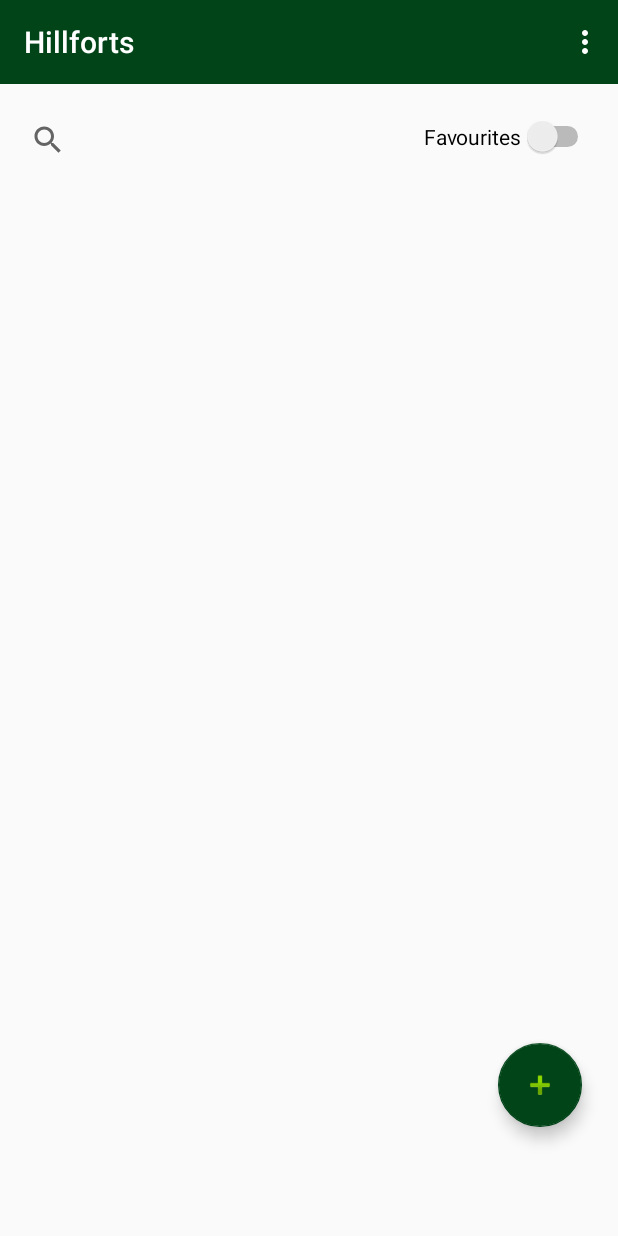
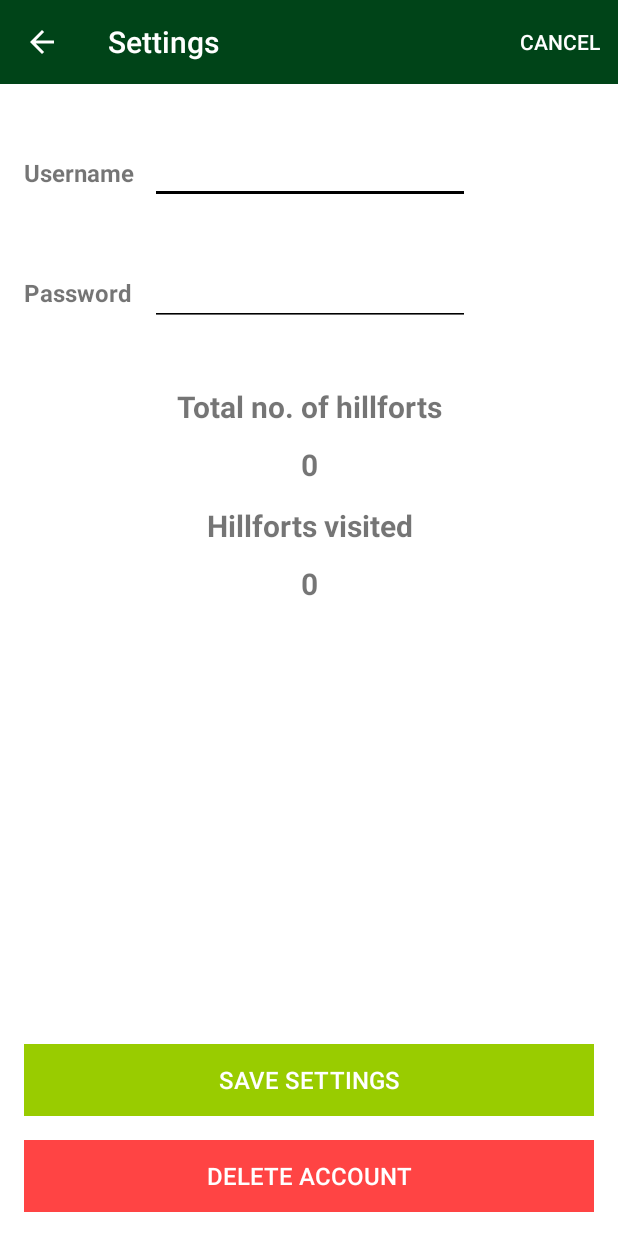
Before and after one commit to mathana96/android-hillfort, an Android app: the HillfortListView screen opened directly, with no data from a screen before it, in the options menu, after a tap on "Settings", on a phone screen of 412 x 824 dp. Run offline under Robolectric (Android 15) with nearby library versions, the phone set to English and light mode, and no system bars; our stand-ins replace Firebase (no records; nobody signed in at launch, a user with empty details on screens opened directly); libraries missing offline, so code that uses them is left out: kotlinx.coroutines.experimental; 1 statement that could not run was skipped.

Commit message:
Able to display user email
Signed-off-by: Mathana Nair Sreedaran <mathana96@gmail.com>

```diff
--- a/app/src/main/java/org/mathana/hillfort/activities/SettingsActivity.kt
+++ b/app/src/main/java/org/mathana/hillfort/activities/SettingsActivity.kt
@@ -1,43 +1,42 @@
-//package org.mathana.hillfort.activities
-//
-//import android.os.Bundle
-//import androidx.appcompat.app.AppCompatActivity
-//import android.view.Menu
-//import android.view.MenuItem
-//import kotlinx.android.synthetic.main.activity_settings.*
-//import org.jetbrains.anko.*
-//import org.mathana.hillfort.R
-//
-//import org.mathana.hillfort.main.MainApp
-//import org.mathana.hillfort.models.UserModel
-//import org.mathana.hillfort.views.hillfortlist.HillfortListView
-//
-//class SettingsActivity: AppCompatActivity(), AnkoLogger {
-//
-//
-//  lateinit var app : MainApp
-//
-//  var current_user = UserModel()
-//
-//  override fun onCreate(savedInstanceState: Bundle?) {
-//    super.onCreate(savedInstanceState)
-//    setContentView(R.layout.activity_settings)
-//
-//    app = application as MainApp
-//
-//    setSupportActionBar(toolbarSettings)
-//    supportActionBar?.setDisplayHomeAsUpEnabled(true)
-//
-//    if (intent.hasExtra("current_user")) {
-//      current_user = intent.extras.getParcelable<UserModel>("current_user")
-//      settings_username.setText(current_user.username)
+package org.mathana.hillfort.activities
+
+import android.os.Bundle
+import androidx.appcompat.app.AppCompatActivity
+import android.view.Menu
+import android.view.MenuItem
+import com.google.firebase.auth.FirebaseAuth
+import kotlinx.android.synthetic.main.activity_settings.*
+import org.jetbrains.anko.*
+import org.mathana.hillfort.R
+
+import org.mathana.hillfort.main.MainApp
+import org.mathana.hillfort.models.UserModel
+import org.mathana.hillfort.views.hillfortlist.HillfortListView
+
+class SettingsActivity: AppCompatActivity(), AnkoLogger {
+
+
+  lateinit var app : MainApp
+
+
+  val user = FirebaseAuth.getInstance().currentUser
+
+  override fun onCreate(savedInstanceState: Bundle?) {
+    super.onCreate(savedInstanceState)
+    setContentView(R.layout.activity_settings)
+
+    setSupportActionBar(toolbarSettings)
+    supportActionBar?.setDisplayHomeAsUpEnabled(true)
+
+
+
+    settings_username.setText(user!!.email)
 //      settings_password.setText(current_user.password)
 //      total_hillforts.setText(getTotalHillforts(current_user))
 //      hillforts_visited.setText(getHillfortsVisited(current_user))
 //      info("This is the logged in user: $current_user")
-//
-//    }
-//
+
+
 //    btn_save_settings.setOnClickListener {
 //      info ("Saved settings clicked")
 //      current_user.username = settings_username.text.toString()
@@ -55,33 +54,28 @@
 //      startActivity<LoginView>()
 //      finish()
 //    }
-//
-//  }
-//
-//  override fun onCreateOptionsMenu(menu: Menu?): Boolean {
-//    menuInflater.inflate(R.menu.menu_settings, menu)
-//    return super.onCreateOptionsMenu(menu)
-//  }
-//
-//  override fun onOptionsItemSelected(item: MenuItem?): Boolean {
-//    when (item?.itemId) {
-//      R.id.item_cancel -> {
-//        finish()
-//      }
-//      R.id.item_logout -> {
-//        info ("Logout button clicked")
-//        finishAffinity(); //https://stackoverflow.com/a/9580057/8083587
-//        startActivity<LoginView>()
-//        finish()
-//      }
-//      android.R.id.home -> {
-//        finish()
-//        return true
-//      }
-//    }
-//    return super.onOptionsItemSelected(item)
-//  }
-//
+
+  }
+
+  override fun onCreateOptionsMenu(menu: Menu?): Boolean {
+    menuInflater.inflate(R.menu.menu_settings, menu)
+    return super.onCreateOptionsMenu(menu)
+  }
+
+  override fun onOptionsItemSelected(item: MenuItem?): Boolean {
+    when (item?.itemId) {
+      R.id.item_cancel -> {
+        finish()
+      }
+
+      android.R.id.home -> {
+        finish()
+        return true
+      }
+    }
+    return super.onOptionsItemSelected(item)
+  }
+
 //  fun getTotalHillforts(user: UserModel) : String {
 //    val foundUser: UserModel? = app.users.findAllUsers().find { u -> u.id == user.id }
 //    return foundUser!!.hillforts.size.toString()
@@ -97,5 +91,5 @@
 //    info("COUNT: $count")
 //    return count.toString()
 //  }
-//
-//}
+
+}
--- a/app/src/main/java/org/mathana/hillfort/views/BaseView.kt
+++ b/app/src/main/java/org/mathana/hillfort/views/BaseView.kt
@@ -7,6 +7,7 @@ import androidx.appcompat.widget.Toolbar
 import org.jetbrains.anko.AnkoLogger
 import org.mathana.hillfort.activities.HillfortsMapView
 import org.mathana.hillfort.activities.LoginView
+import org.mathana.hillfort.activities.SettingsActivity
 
 import org.mathana.hillfort.models.HillfortModel
 import org.mathana.hillfort.views.editlocation.EditLocationView
@@ -32,7 +33,7 @@ open abstract class BaseView() : AppCompatActivity(), AnkoLogger {
       VIEW.HILLFORT -> intent = Intent(this, HillfortView::class.java)
       VIEW.MAPS -> intent = Intent(this, HillfortsMapView::class.java)
       VIEW.LIST -> intent = Intent(this, HillfortListView::class.java)
-//      VIEW.SETTINGS -> intent = Intent(this, SettingsActivity::class.java)
+      VIEW.SETTINGS -> intent = Intent(this, SettingsActivity::class.java)
       VIEW.LOGIN -> intent = Intent(this, LoginView::class.java)
     }
     if (key != "") {
--- a/app/src/main/java/org/mathana/hillfort/views/hillfortlist/HillfortListPresenter.kt
+++ b/app/src/main/java/org/mathana/hillfort/views/hillfortlist/HillfortListPresenter.kt
@@ -35,7 +35,7 @@ class HillfortListPresenter(view: BaseView): BasePresenter(view), AnkoLogger {
     view?.navigateTo(VIEW.MAPS)
   }
 
-//  fun doSettings() { view?.navigateTo(VIEW.SETTINGS, 0, "current_user", current_user) }
+  fun doSettings() { view?.navigateTo(VIEW.SETTINGS) }
 
   fun doEditHillfort(hillfort: HillfortModel) {
     view?.navigateTo(VIEW.HILLFORT, 0, "hillfort_edit", hillfort)
--- a/app/src/main/java/org/mathana/hillfort/views/hillfortlist/HillfortListView.kt
+++ b/app/src/main/java/org/mathana/hillfort/views/hillfortlist/HillfortListView.kt
@@ -68,7 +68,7 @@ class HillfortListView: BaseView(), HillfortListener, AnkoLogger {
 
   override fun onOptionsItemSelected(item: MenuItem?): Boolean {
     when (item?.itemId) {
-//      R.id.item_settings -> presenter.doSettings()
+      R.id.item_settings -> presenter.doSettings()
       R.id.item_map -> presenter.doShowHillfortMap()
       R.id.item_logout -> presenter.doLogout()
 
--- a/app/src/main/res/menu/menu_settings.xml
+++ b/app/src/main/res/menu/menu_settings.xml
@@ -1,11 +1,6 @@
 <?xml version="1.0" encoding="utf-8"?>
 <menu xmlns:android="http://schemas.android.com/apk/res/android"
   xmlns:app="http://schemas.android.com/apk/res-auto">
-
-  <item
-    android:id="@+id/item_logout"
-    android:title="@string/button_logout"
-    app:showAsAction="always"/>
 
   <item
     android:id="@+id/item_cancel"
```
